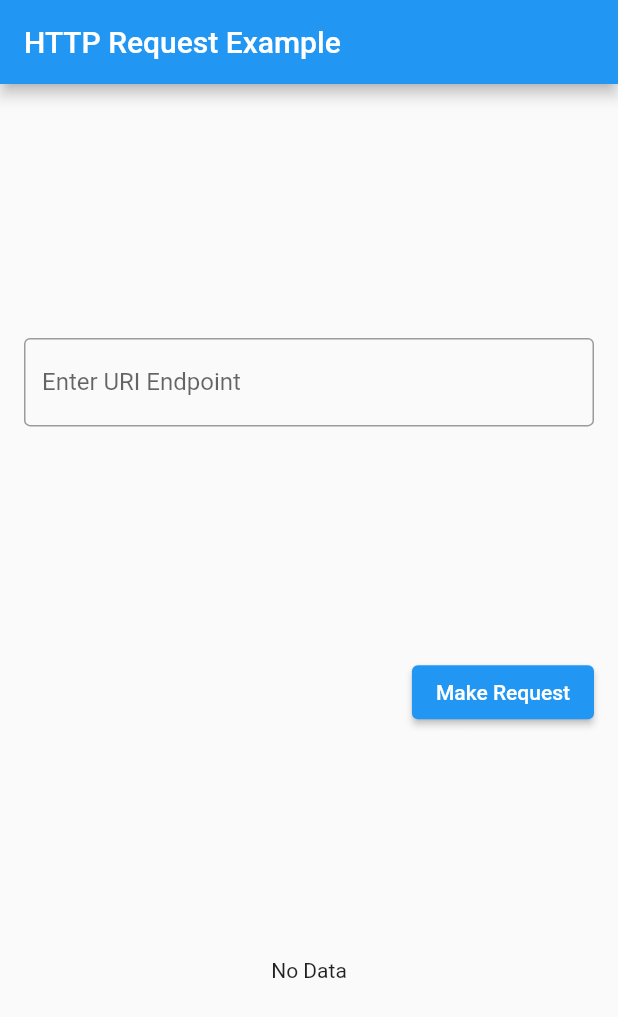
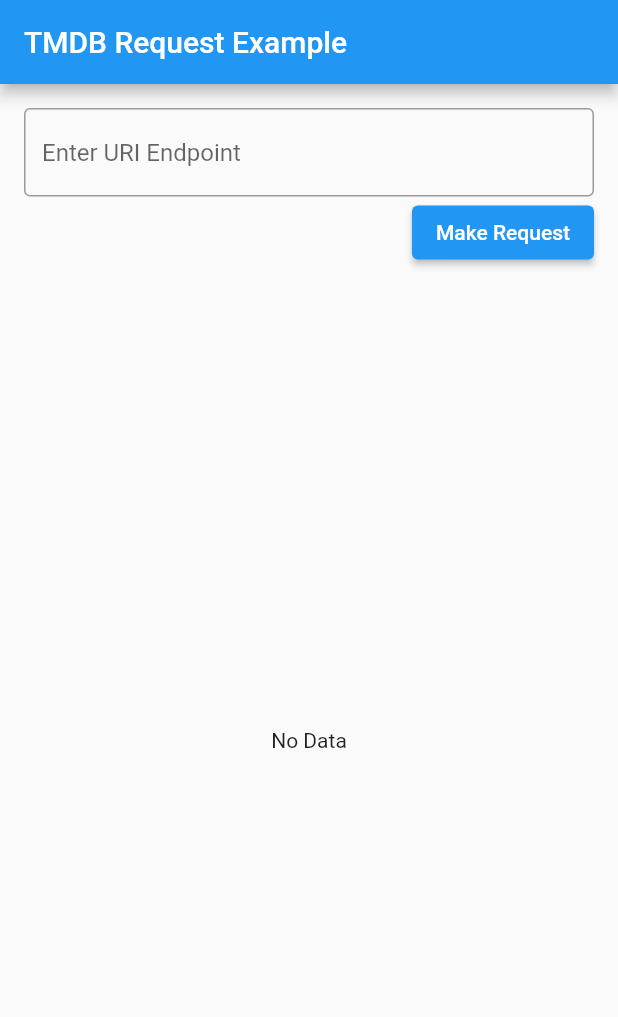
Before and after one commit to Ernestgio/flutter-http-request, a Flutter app: the screen it shows after launch, after a tap on "Make Request", on a phone screen of 412 x 824 dp. Shown: the top 1017 px of the screen. Run offline on Flutter 3.47's test engine with Material 2 defaults, Android fonts, the phone set to English and light mode, and no system bars; network calls fail.

Commit message:
change to TMDB endpoint

```diff
--- a/lib/home_page.dart
+++ b/lib/home_page.dart
@@ -13,6 +13,7 @@ class _HomePageState extends State<HomePage> {
 
   var queryResult;
   TextEditingController _urlStringController;
+  final String token = 'eyJhbGciOiJIUzI1NiJ9.eyJhdWQiOiJkOTU5YjE5ZGMzZWQ3ZDEzYzA5MTJiMTA5Y2U1MGQ4MiIsInN1YiI6IjYwYTczZDM3MTQyZWYxMDA0MGYwYmI4ZiIsInNjb3BlcyI6WyJhcGlfcmVhZCJdLCJ2ZXJzaW9uIjoxfQ.85Ck8FPXsw5hgCgngqWSRlifUZuaNz0mWwFNpjZTHlU';
 
   @override
   void initState() {
@@ -30,10 +31,14 @@ class _HomePageState extends State<HomePage> {
   _makeRequest() async{
     var jsonResult;
     try{
-      print(_urlStringController.text);
-      var apiURL = Uri.parse(_urlStringController.text);
-      jsonResult = await http.get(apiURL);
-
+      var apiURL = Uri.parse('https://api.themoviedb.org/3/'+_urlStringController.text);
+      jsonResult = await http.get(
+          apiURL,
+          headers: {
+            'Content-Type': 'application/json',
+            'Accept': 'application/json',
+            'Authorization': 'Bearer ${token}',
+          });
     }
     catch(e){
       print(e);
@@ -47,7 +52,7 @@ class _HomePageState extends State<HomePage> {
     return SafeArea(
         child: Scaffold(
           appBar: AppBar(
-            title: Text('HTTP Request Example'),
+            title: Text('TMDB Request Example'),
           ),
           body: Container(
             padding: EdgeInsets.all(16.0),
@@ -66,15 +71,16 @@ class _HomePageState extends State<HomePage> {
                     onPressed: _makeRequest,
                     child: Text('Make Request')
                 ),
-                Center(
-                  child: Text(
-                      (queryResult != null) ? queryResult : 'No Data',
-                    overflow: TextOverflow.ellipsis,
-                    maxLines: 20,
+                Expanded(
+                  child: Center(
+                    child: Text(
+                        (queryResult != null) ? queryResult : 'No Data',
+                      overflow: TextOverflow.ellipsis,
+                      maxLines: 20,
+                    ),
                   ),
                 )
-              ],
-            ),
+              ],),
           ),
     ));
   }
```
